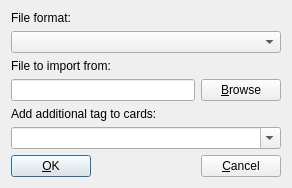
This is mnemosyne/mnemosyne/pyqt_ui/import_dlg.ui in mnemosyne-proj/mnemosyne as Qt 5 draws it before an edit. The edited form follows.
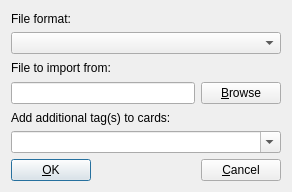
This is the edited form.

Commit message: -txt export -option to add more than 1 tag on import

```diff
--- a/mnemosyne/mnemosyne/pyqt_ui/import_dlg.ui
+++ b/mnemosyne/mnemosyne/pyqt_ui/import_dlg.ui
@@ -7,14 +7,14 @@
     <x>0</x>
     <y>0</y>
     <width>292</width>
-    <height>178</height>
+    <height>192</height>
    </rect>
   </property>
   <property name="windowTitle">
    <string>Import from file</string>
   </property>
-  <layout class="QVBoxLayout">
-   <item>
+  <layout class="QGridLayout" name="gridLayout">
+   <item row="0" column="0">
     <layout class="QVBoxLayout">
      <item>
       <widget class="QLabel" name="textLabel_5">
@@ -69,7 +69,7 @@
      <item>
       <widget class="QLabel" name="textLabel2">
        <property name="text">
-        <string>Add additional tag to cards:</string>
+        <string>Add additional tag(s) to cards:</string>
        </property>
        <property name="wordWrap">
         <bool>false</bool>
```
The commit also changes 15 other files.
